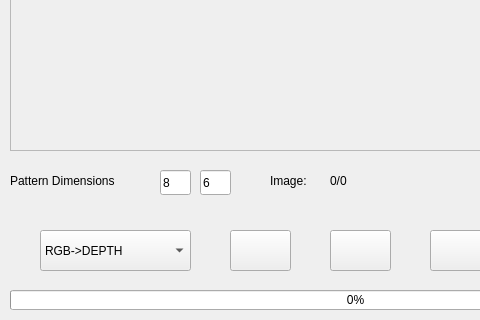
Before: the Qt Designer form src/modules/ExtrinsicCalibration/src/views/extrinsicCalibration.ui in Jjat00/Deptherm-Inspection, drawn with Qt 5; both pictures show x 0 to 480 and y 270 to 590 of the 1162 by 590 pixel window.
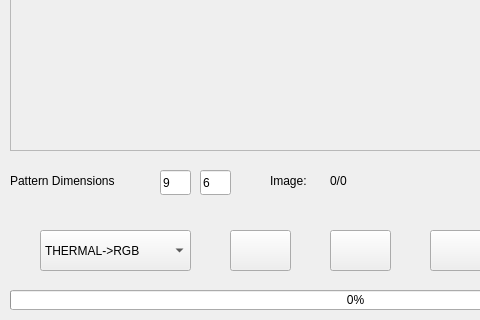
After: the same form once the commit is applied.

Patch:
```diff
--- a/src/modules/ExtrinsicCalibration/src/views/extrinsicCalibration.ui
+++ b/src/modules/ExtrinsicCalibration/src/views/extrinsicCalibration.ui
@@ -131,7 +131,7 @@
     </rect>
    </property>
    <property name="text">
-    <string>8</string>
+    <string>9</string>
    </property>
   </widget>
   <widget class="QLineEdit" name="cornersY">
@@ -220,7 +220,7 @@
    </property>
    <item>
     <property name="text">
-     <string>RGB-&gt;DEPTH</string>
+     <string>THERMAL-&gt;RGB</string>
     </property>
    </item>
    <item>
```
Left out of the diff: 2 changed lines with no effect on the pictures.
